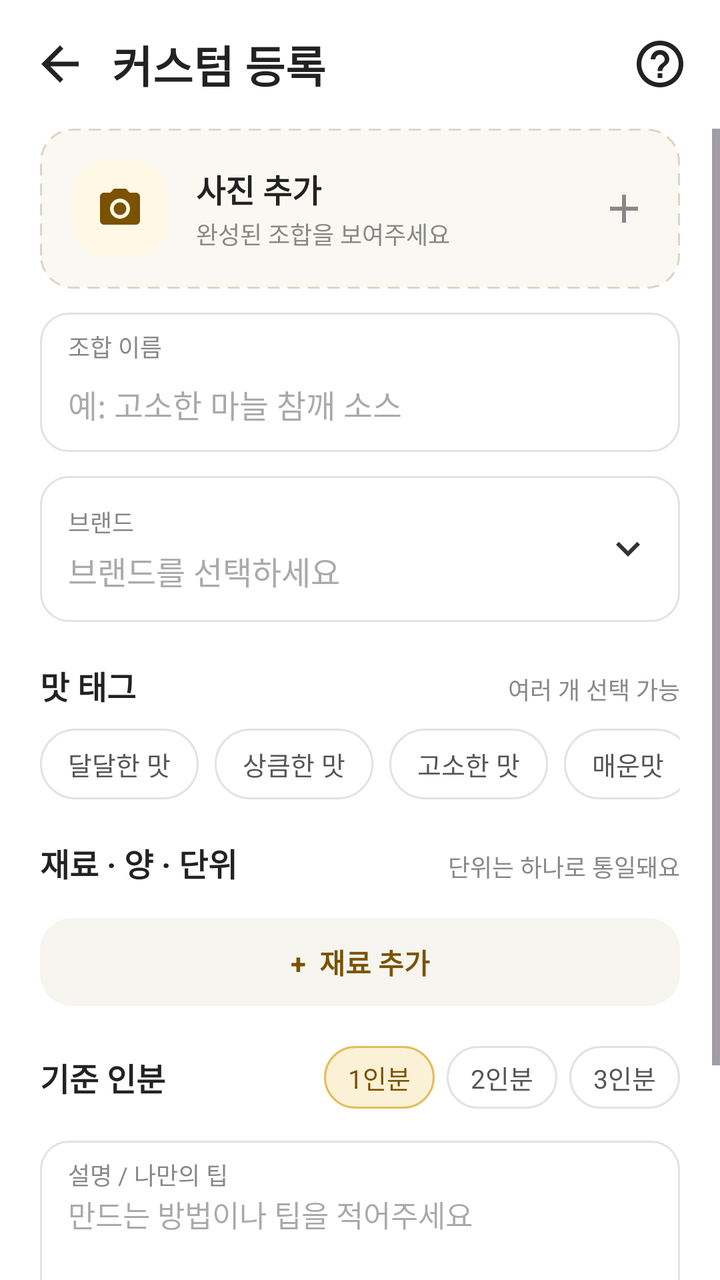
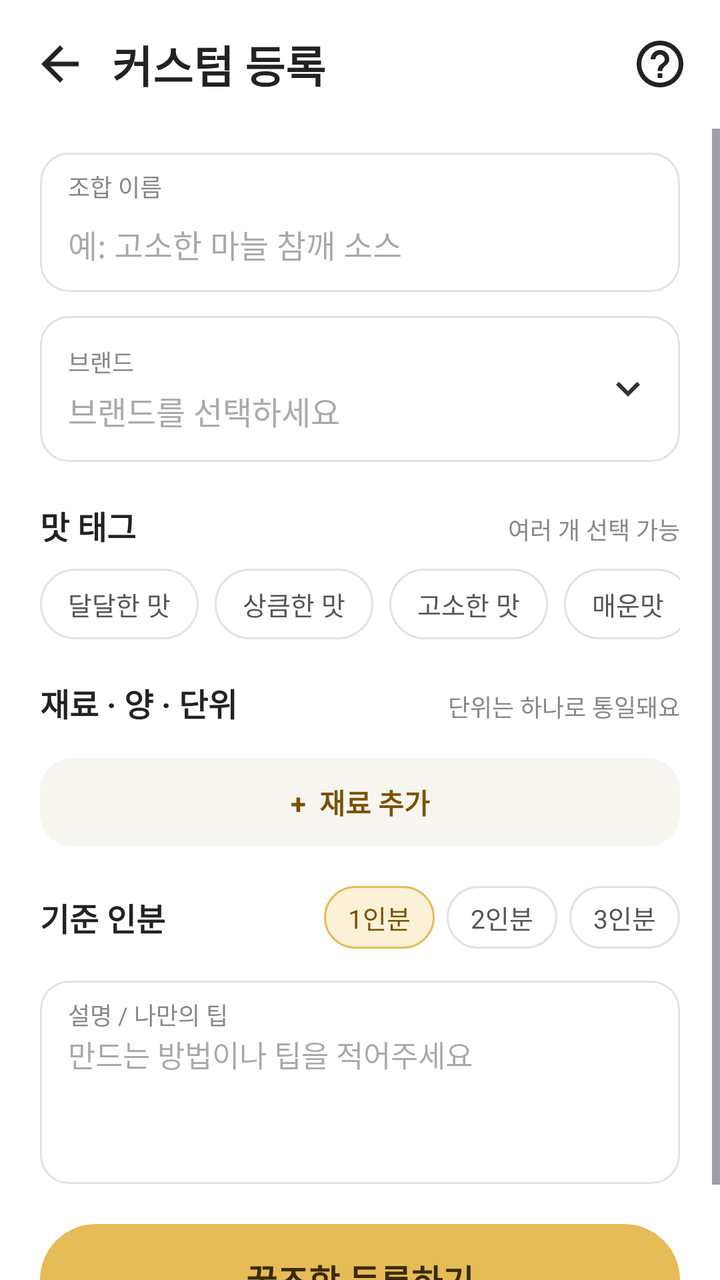

An Android layout rendered at two revisions. The XML below is the earlier revision; the diff shows what the commit changed to produce the second picture.
<!-- AndroidManifest.xml: application theme Theme.MP_Customer -->
<!-- res/layout/activity_register.xml -->
<?xml version="1.0" encoding="utf-8"?>
<LinearLayout xmlns:android="http://schemas.android.com/apk/res/android"
    xmlns:tools="http://schemas.android.com/tools"
    android:id="@+id/main"
    android:layout_width="match_parent"
    android:layout_height="match_parent"
    android:background="#FFFFFF"
    android:orientation="vertical"
    tools:context=".RegisterActivity">

    
    <LinearLayout
        android:layout_width="match_parent"
        android:layout_height="wrap_content"
        android:gravity="center_vertical"
        android:orientation="horizontal"
        android:padding="16dp">

        <ImageView
            android:id="@+id/imgBack"
            android:layout_width="28dp"
            android:layout_height="28dp"
            android:src="@drawable/ic_arrow_back"
            android:tint="#222222" />

        <TextView
            android:layout_width="0dp"
            android:layout_height="wrap_content"
            android:layout_marginStart="12dp"
            android:layout_weight="1"
            android:text="커스텀 등록"
            android:textColor="#222222"
            android:textSize="22sp"
            android:textStyle="bold" />

        <ImageView
            android:id="@+id/imgHelp"
            android:layout_width="28dp"
            android:layout_height="28dp"
            android:src="@drawable/ic_help_outline"
            android:tint="#222222" />
    </LinearLayout>

    <ScrollView
        android:layout_width="match_parent"
        android:layout_height="0dp"
        android:layout_weight="1">

        <LinearLayout
            android:layout_width="match_parent"
            android:layout_height="wrap_content"
            android:orientation="vertical"
            android:paddingStart="20dp"
            android:paddingEnd="20dp"
            android:paddingBottom="24dp">

            
            <LinearLayout
                android:id="@+id/boxPhoto"
                android:layout_width="match_parent"
                android:layout_height="wrap_content"
                android:background="@drawable/bg_photo_box"
                android:gravity="center_vertical"
                android:orientation="horizontal"
                android:padding="16dp">

                <ImageView
                    android:layout_width="48dp"
                    android:layout_height="48dp"
                    android:background="@drawable/bg_banner"
                    android:padding="12dp"
                    android:src="@drawable/ic_photo_camera"
                    android:tint="#7A5200" />

                <LinearLayout
                    android:layout_width="0dp"
                    android:layout_height="wrap_content"
                    android:layout_marginStart="14dp"
                    android:layout_weight="1"
                    android:orientation="vertical">

                    <TextView
                        android:layout_width="wrap_content"
                        android:layout_height="wrap_content"
                        android:text="사진 추가"
                        android:textColor="#222222"
                        android:textSize="16sp"
                        android:textStyle="bold" />

                    <TextView
                        android:layout_width="wrap_content"
                        android:layout_height="wrap_content"
                        android:layout_marginTop="2dp"
                        android:text="완성된 조합을 보여주세요"
                        android:textColor="#888888"
                        android:textSize="12sp" />
                </LinearLayout>

                <ImageView
                    android:layout_width="24dp"
                    android:layout_height="24dp"
                    android:src="@drawable/ic_add"
                    android:tint="#888888" />
            </LinearLayout>

            
            <LinearLayout
                android:layout_width="match_parent"
                android:layout_height="wrap_content"
                android:layout_marginTop="12dp"
                android:background="@drawable/bg_input"
                android:orientation="vertical"
                android:paddingStart="14dp"
                android:paddingEnd="14dp"
                android:paddingTop="8dp"
                android:paddingBottom="4dp">

                <TextView
                    android:layout_width="wrap_content"
                    android:layout_height="wrap_content"
                    android:text="조합 이름"
                    android:textColor="#888888"
                    android:textSize="12sp" />

                <EditText
                    android:id="@+id/editName"
                    android:layout_width="match_parent"
                    android:layout_height="wrap_content"
                    android:background="@null"
                    android:hint="예: 고소한 마늘 참깨 소스"
                    android:inputType="text"
                    android:minHeight="40dp"
                    android:textColor="#222222"
                    android:textSize="16sp" />
            </LinearLayout>

            
            <LinearLayout
                android:id="@+id/boxBrand"
                android:layout_width="match_parent"
                android:layout_height="wrap_content"
                android:layout_marginTop="12dp"
                android:background="@drawable/bg_input"
                android:gravity="center_vertical"
                android:orientation="horizontal"
                android:padding="14dp">

                <LinearLayout
                    android:layout_width="0dp"
                    android:layout_height="wrap_content"
                    android:layout_weight="1"
                    android:orientation="vertical">

                    <TextView
                        android:layout_width="wrap_content"
                        android:layout_height="wrap_content"
                        android:text="브랜드"
                        android:textColor="#888888"
                        android:textSize="12sp" />

                    <TextView
                        android:id="@+id/txtBrand"
                        android:layout_width="wrap_content"
                        android:layout_height="wrap_content"
                        android:layout_marginTop="4dp"
                        android:text="브랜드를 선택하세요"
                        android:textColor="#AAAAAA"
                        android:textSize="16sp" />
                </LinearLayout>

                <ImageView
                    android:layout_width="24dp"
                    android:layout_height="24dp"
                    android:src="@drawable/ic_expand_more"
                    android:tint="#333333" />
            </LinearLayout>

            
            <LinearLayout
                android:layout_width="match_parent"
                android:layout_height="wrap_content"
                android:layout_marginTop="20dp"
                android:orientation="horizontal">

                <TextView
                    android:layout_width="0dp"
                    android:layout_height="wrap_content"
                    android:layout_weight="1"
                    android:text="맛 태그"
                    android:textColor="#222222"
                    android:textSize="16sp"
                    android:textStyle="bold" />

                <TextView
                    android:layout_width="wrap_content"
                    android:layout_height="wrap_content"
                    android:text="여러 개 선택 가능"
                    android:textColor="#888888"
                    android:textSize="12sp" />
            </LinearLayout>

            <HorizontalScrollView
                android:layout_width="match_parent"
                android:layout_height="wrap_content"
                android:layout_marginTop="10dp"
                android:scrollbars="none">

                <LinearLayout
                    android:layout_width="wrap_content"
                    android:layout_height="wrap_content"
                    android:orientation="horizontal">

                    <TextView
                        android:id="@+id/chipSweet"
                        android:layout_width="wrap_content"
                        android:layout_height="wrap_content"
                        android:layout_marginEnd="8dp"
                        android:background="@drawable/bg_chip"
                        android:paddingStart="14dp"
                        android:paddingEnd="14dp"
                        android:paddingTop="8dp"
                        android:paddingBottom="8dp"
                        android:text="달달한 맛"
                        android:textColor="#555555"
                        android:textSize="13sp" />

                    <TextView
                        android:id="@+id/chipSour"
                        android:layout_width="wrap_content"
                        android:layout_height="wrap_content"
                        android:layout_marginEnd="8dp"
                        android:background="@drawable/bg_chip"
                        android:paddingStart="14dp"
                        android:paddingEnd="14dp"
                        android:paddingTop="8dp"
                        android:paddingBottom="8dp"
                        android:text="상큼한 맛"
                        android:textColor="#555555"
                        android:textSize="13sp" />

                    <TextView
                        android:id="@+id/chipNutty"
                        android:layout_width="wrap_content"
                        android:layout_height="wrap_content"
                        android:layout_marginEnd="8dp"
                        android:background="@drawable/bg_chip"
                        android:paddingStart="14dp"
                        android:paddingEnd="14dp"
                        android:paddingTop="8dp"
                        android:paddingBottom="8dp"
                        android:text="고소한 맛"
                        android:textColor="#555555"
                        android:textSize="13sp" />

                    <TextView
                        android:id="@+id/chipSpicy"
                        android:layout_width="wrap_content"
                        android:layout_height="wrap_content"
                        android:layout_marginEnd="8dp"
                        android:background="@drawable/bg_chip"
                        android:paddingStart="14dp"
                        android:paddingEnd="14dp"
                        android:paddingTop="8dp"
                        android:paddingBottom="8dp"
                        android:text="매운맛"
                        android:textColor="#555555"
                        android:textSize="13sp" />

                    <TextView
                        android:id="@+id/chipChoco"
                        android:layout_width="wrap_content"
                        android:layout_height="wrap_content"
                        android:layout_marginEnd="8dp"
                        android:background="@drawable/bg_chip"
                        android:paddingStart="14dp"
                        android:paddingEnd="14dp"
                        android:paddingTop="8dp"
                        android:paddingBottom="8dp"
                        android:text="초코"
                        android:textColor="#555555"
                        android:textSize="13sp" />
                </LinearLayout>
            </HorizontalScrollView>

            
            <LinearLayout
                android:layout_width="match_parent"
                android:layout_height="wrap_content"
                android:layout_marginTop="20dp"
                android:orientation="horizontal">

                <TextView
                    android:layout_width="0dp"
                    android:layout_height="wrap_content"
                    android:layout_weight="1"
                    android:text="재료 · 양 · 단위"
                    android:textColor="#222222"
                    android:textSize="16sp"
                    android:textStyle="bold" />

                <TextView
                    android:layout_width="wrap_content"
                    android:layout_height="wrap_content"
                    android:text="단위는 하나로 통일돼요"
                    android:textColor="#888888"
                    android:textSize="12sp" />
            </LinearLayout>

            
            <LinearLayout
                android:id="@+id/layoutRows"
                android:layout_width="match_parent"
                android:layout_height="wrap_content"
                android:layout_marginTop="8dp"
                android:orientation="vertical" />

            
            <TextView
                android:id="@+id/btnAddRow"
                android:layout_width="match_parent"
                android:layout_height="44dp"
                android:layout_marginTop="8dp"
                android:background="@drawable/bg_hint"
                android:gravity="center"
                android:text="+  재료 추가"
                android:textColor="#7A5200"
                android:textSize="14sp"
                android:textStyle="bold" />

            
            <LinearLayout
                android:layout_width="match_parent"
                android:layout_height="wrap_content"
                android:layout_marginTop="20dp"
                android:gravity="center_vertical"
                android:orientation="horizontal">

                <TextView
                    android:layout_width="0dp"
                    android:layout_height="wrap_content"
                    android:layout_weight="1"
                    android:text="기준 인분"
                    android:textColor="#222222"
                    android:textSize="16sp"
                    android:textStyle="bold" />

                <TextView
                    android:id="@+id/btnServing1"
                    android:layout_width="wrap_content"
                    android:layout_height="wrap_content"
                    android:layout_marginStart="6dp"
                    android:background="@drawable/bg_chip_selected"
                    android:paddingStart="12dp"
                    android:paddingEnd="12dp"
                    android:paddingTop="6dp"
                    android:paddingBottom="6dp"
                    android:text="1인분"
                    android:textColor="#7A5200"
                    android:textSize="13sp" />

                <TextView
                    android:id="@+id/btnServing2"
                    android:layout_width="wrap_content"
                    android:layout_height="wrap_content"
                    android:layout_marginStart="6dp"
                    android:background="@drawable/bg_chip"
                    android:paddingStart="12dp"
                    android:paddingEnd="12dp"
                    android:paddingTop="6dp"
                    android:paddingBottom="6dp"
                    android:text="2인분"
                    android:textColor="#555555"
                    android:textSize="13sp" />

                <TextView
                    android:id="@+id/btnServing3"
                    android:layout_width="wrap_content"
                    android:layout_height="wrap_content"
                    android:layout_marginStart="6dp"
                    android:background="@drawable/bg_chip"
                    android:paddingStart="12dp"
                    android:paddingEnd="12dp"
                    android:paddingTop="6dp"
                    android:paddingBottom="6dp"
                    android:text="3인분"
                    android:textColor="#555555"
                    android:textSize="13sp" />
            </LinearLayout>

            
            <LinearLayout
                android:layout_width="match_parent"
                android:layout_height="wrap_content"
                android:layout_marginTop="16dp"
                android:background="@drawable/bg_input"
                android:orientation="vertical"
                android:paddingStart="14dp"
                android:paddingEnd="14dp"
                android:paddingTop="8dp"
                android:paddingBottom="4dp">

                <TextView
                    android:layout_width="wrap_content"
                    android:layout_height="wrap_content"
                    android:text="설명 / 나만의 팁"
                    android:textColor="#888888"
                    android:textSize="12sp" />

                <EditText
                    android:id="@+id/editTip"
                    android:layout_width="match_parent"
                    android:layout_height="wrap_content"
                    android:background="@null"
                    android:gravity="top"
                    android:hint="만드는 방법이나 팁을 적어주세요"
                    android:inputType="textMultiLine"
                    android:minHeight="72dp"
                    android:textColor="#222222"
                    android:textSize="15sp" />
            </LinearLayout>

            
            <TextView
                android:id="@+id/btnRegister"
                android:layout_width="match_parent"
                android:layout_height="56dp"
                android:layout_marginTop="20dp"
                android:background="@drawable/bg_follow_button"
                android:gravity="center"
                android:text="꿀조합 등록하기"
                android:textColor="#3A2A00"
                android:textSize="17sp"
                android:textStyle="bold" />
        </LinearLayout>
    </ScrollView>
</LinearLayout>
<!-- resources referenced by this layout -->
<resources>
  <!-- drawable bg_banner (drawable) -->
  <?xml version="1.0" encoding="utf-8"?>
  <shape xmlns:android="http://schemas.android.com/apk/res/android"
      android:shape="rectangle">
      <solid android:color="#FFF8E7" />
      <corners android:radius="16dp" />
  </shape>
  <!-- drawable bg_chip (drawable) -->
  <?xml version="1.0" encoding="utf-8"?>
  <shape xmlns:android="http://schemas.android.com/apk/res/android" android:shape="rectangle">
      <solid android:color="#FFFFFF" />
      <stroke android:width="1dp" android:color="#E2E2E2" />
      <corners android:radius="20dp" />
  </shape>
  <!-- drawable bg_chip_selected (drawable) -->
  <?xml version="1.0" encoding="utf-8"?>
  <shape xmlns:android="http://schemas.android.com/apk/res/android" android:shape="rectangle">
      <solid android:color="#FBF1D6" />
      <stroke android:width="1dp" android:color="#E5BC58" />
      <corners android:radius="20dp" />
  </shape>
  <!-- drawable bg_follow_button (drawable) -->
  <?xml version="1.0" encoding="utf-8"?>
  <shape xmlns:android="http://schemas.android.com/apk/res/android" android:shape="rectangle">
      <solid android:color="#E5BC58" />
      <corners android:radius="28dp" />
  </shape>
  <!-- drawable bg_hint (drawable) -->
  <?xml version="1.0" encoding="utf-8"?>
  <shape xmlns:android="http://schemas.android.com/apk/res/android" android:shape="rectangle">
      <solid android:color="#F7F5F0" />
      <corners android:radius="16dp" />
  </shape>
  <!-- drawable bg_input (drawable) -->
  <?xml version="1.0" encoding="utf-8"?>
  <shape xmlns:android="http://schemas.android.com/apk/res/android" android:shape="rectangle">
      <solid android:color="#FFFFFF" />
      <stroke android:width="1dp" android:color="#E2E2E2" />
      <corners android:radius="14dp" />
  </shape>
  <!-- drawable bg_photo_box (drawable) -->
  <?xml version="1.0" encoding="utf-8"?>
  <shape xmlns:android="http://schemas.android.com/apk/res/android" android:shape="rectangle">
      <solid android:color="#FAF8F2" />
      <stroke android:width="1dp" android:color="#DDD6C4" android:dashWidth="6dp" android:dashGap="4dp" />
      <corners android:radius="16dp" />
  </shape>
  <!-- drawable ic_add (drawable) -->
  <vector xmlns:android="http://schemas.android.com/apk/res/android"
      android:width="24dp"
      android:height="24dp"
      android:viewportWidth="24"
      android:viewportHeight="24">
      <path
          android:fillColor="#FF000000"
          android:pathData="M19,13h-6v6h-2v-6H5v-2h6V5h2v6h6v2z" />
  </vector>
  <!-- drawable ic_arrow_back (drawable) -->
  <vector xmlns:android="http://schemas.android.com/apk/res/android"
      android:width="24dp"
      android:height="24dp"
      android:viewportWidth="24"
      android:viewportHeight="24">
      <path
          android:fillColor="#FF000000"
          android:pathData="M20,11H7.83l5.59,-5.59L12,4l-8,8 8,8 1.41,-1.41L7.83,13H20v-2z" />
  </vector>
  <!-- drawable ic_expand_more (drawable) -->
  <vector xmlns:android="http://schemas.android.com/apk/res/android"
      android:width="24dp"
      android:height="24dp"
      android:viewportWidth="24"
      android:viewportHeight="24">
      <path
          android:fillColor="#FF000000"
          android:pathData="M16.59,8.59L12,13.17 7.41,8.59 6,10l6,6 6,-6z" />
  </vector>
  <!-- drawable ic_photo_camera (drawable) -->
  <vector xmlns:android="http://schemas.android.com/apk/res/android"
      android:width="24dp"
      android:height="24dp"
      android:viewportWidth="24"
      android:viewportHeight="24">
      <path
          android:fillColor="#FF000000"
          android:pathData="M12,12m-3.2,0a3.2,3.2 0,1 1,6.4 0a3.2,3.2 0,1 1,-6.4 0M9,2L7.17,4H4c-1.1,0 -2,0.9 -2,2v12c0,1.1 0.9,2 2,2h16c1.1,0 2,-0.9 2,-2V6c0,-1.1 -0.9,-2 -2,-2h-3.17L15,2H9zM12,17c-2.76,0 -5,-2.24 -5,-5s2.24,-5 5,-5 5,2.24 5,5 -2.24,5 -5,5z" />
  </vector>
  <style name="Theme.MP_Customer" parent="Base.Theme.MP_Customer" />
  <style name="Base.Theme.MP_Customer" parent="Theme.Material3.DayNight.NoActionBar">
          
          
      </style>
  <!-- unchanged entries left out for length: 1 -->
</resources>

<!-- the commit's change to res/layout/activity_register.xml (unified diff, before → after) -->
@@ -57,6 +57,7 @@
             
             <LinearLayout
                 android:id="@+id/boxPhoto"
+                android:visibility="gone"
                 android:layout_width="match_parent"
                 android:layout_height="wrap_content"
                 android:background="@drawable/bg_photo_box"
